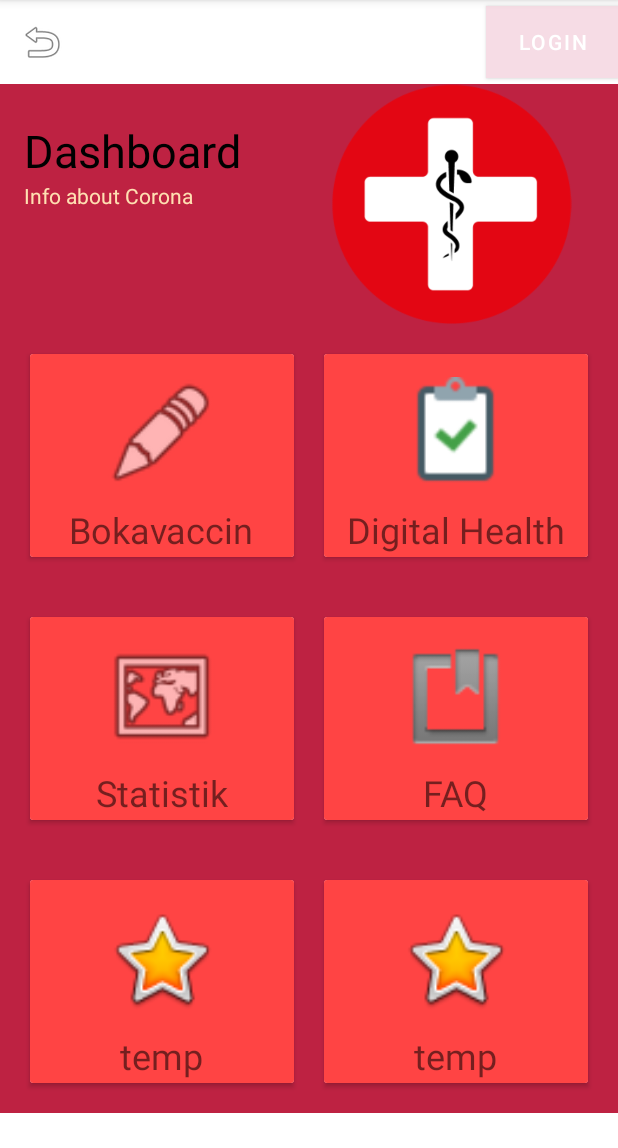
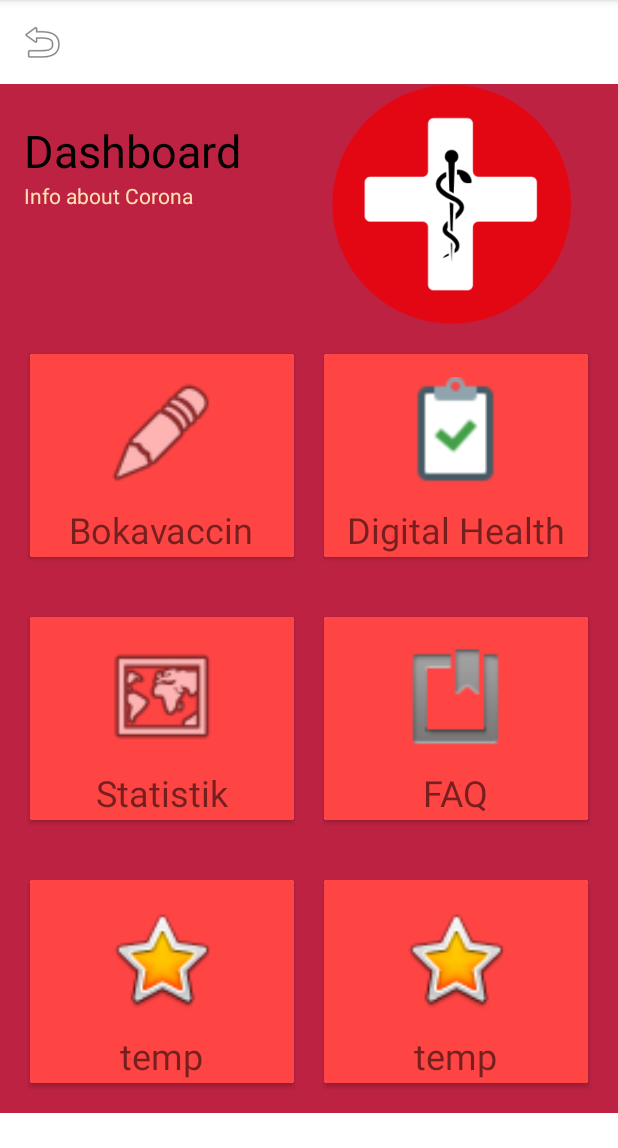
Before and after one commit to monkcs/software-engineering-project, an Android app: the screen it shows after launch (Dashboard), on a phone screen of 412 x 824 dp, the part 84-1232 px from its top. Run offline under Robolectric (Android 15) with nearby library versions, the phone set to English and light mode, and no system bars.

Commit message:
removed login button on dashboard

```diff
--- a/android-app/app/src/main/java/com/example/covid_tracker/Dashboard.java
+++ b/android-app/app/src/main/java/com/example/covid_tracker/Dashboard.java
@@ -21,27 +21,15 @@ public class Dashboard extends AppCompatActivity implements OnClickListener {
         super.onCreate(savedInstanceState);
         setContentView(R.layout.activity_dashboard);
 
-
-        logindashbord = (Button) findViewById(R.id.LoginDashbord);
-        logindashbord.setOnClickListener(this);
-
         RelativeLayout bokavaccin1 = (RelativeLayout) findViewById(R.id.bokavaccin1);
         RelativeLayout digitalhelth = (RelativeLayout) findViewById(R.id.digitalHealth);
         bokavaccin1.setOnClickListener(this);
-
-
-
 
 
         RelativeLayout statistics = (RelativeLayout) findViewById(R.id.btn_statistics);
         statistics.setOnClickListener(this);
 
         digitalhelth.setOnClickListener(this);
-    }
-    public void Login(){
-        Intent intent = new Intent(this, Login.class);
-        startActivity(intent);
-
     }
 
     public void openBokavaccin()
@@ -70,17 +58,14 @@ public class Dashboard extends AppCompatActivity implements OnClickListener {
                 System.out.println("button has been pressed");
                 openBokavaccin();
                 break;
+
             case R.id.btn_statistics:
                 openStat();
                 break;
 
-            case R.id.LoginDashbord:
-                System.out.println("login button has been pressed");
-
-                Login();
-                break;
             case  R.id.digitalHealth:
                 openDigitalHelth();
+                break;
         }
     }
 }
--- a/android-app/app/src/main/res/layout/activity_dashboard.xml
+++ b/android-app/app/src/main/res/layout/activity_dashboard.xml
@@ -23,16 +23,6 @@
             app:layout_constraintStart_toStartOf="parent"
             app:layout_constraintTop_toTopOf="parent"
             app:navigationIcon="@android:drawable/ic_menu_revert">
-
-            <Button
-                android:id="@+id/LoginDashbord"
-                android:layout_width="wrap_content"
-                android:layout_height="wrap_content"
-                android:layout_gravity="right"
-                android:text="@string/Login"
-                android:background="@color/redish"
-                tools:layout_editor_absoluteX="303dp"
-                tools:layout_editor_absoluteY="4dp" />
 
 
         </androidx.appcompat.widget.Toolbar>
```
